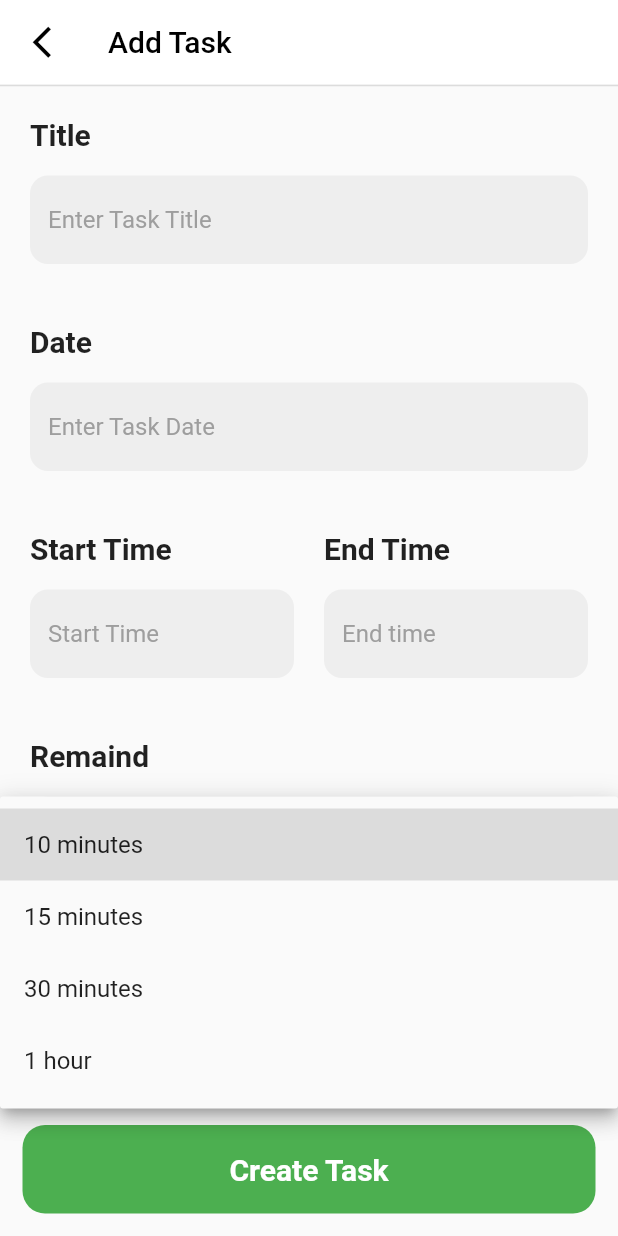
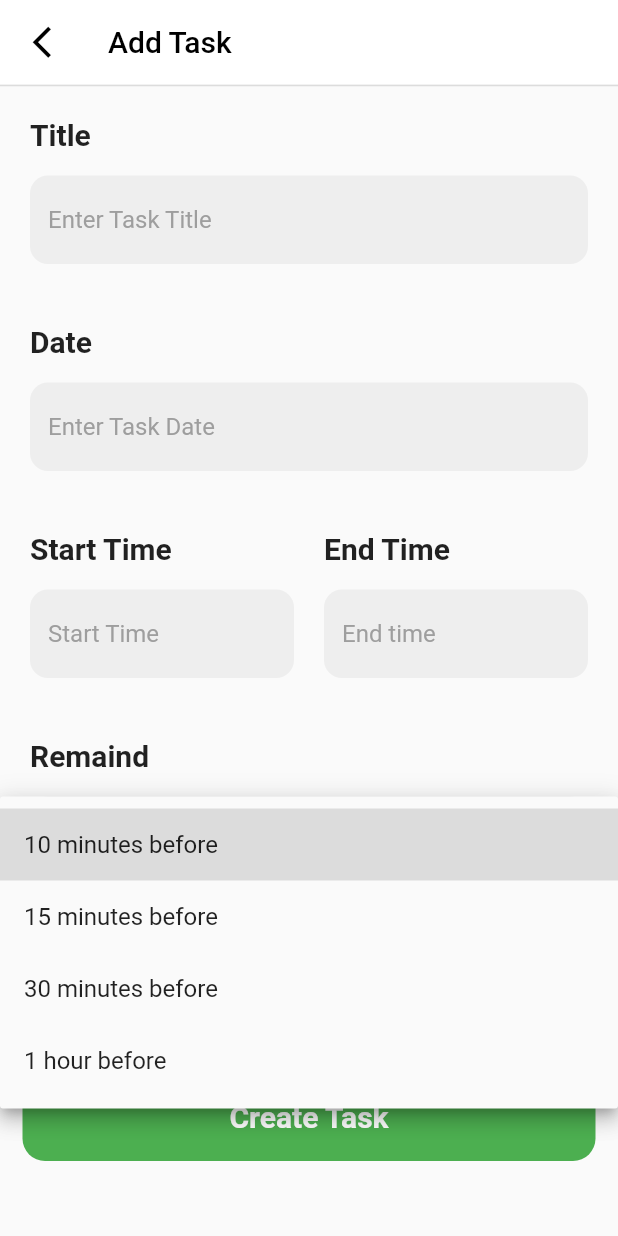
Before and after one commit to MohamedElMelige/projectPhase1, a Flutter app: the AddTask screen opened directly, after a tap on "Remaid", on a phone screen of 412 x 824 dp. Run offline on Flutter 3.47's test engine with Material 2 defaults, Android fonts, the phone set to English and light mode, and no system bars; our stand-ins replace flutter_bloc, sqflite; accounts and stored records are empty.

Commit message:
New Updates

```diff
--- a/lib/layout/add_task.dart
+++ b/lib/layout/add_task.dart
@@ -25,12 +25,13 @@ class _AddTaskState extends State<AddTask> {
   var endTimeController = TextEditingController();
 
   TimeOfDay endTime =TimeOfDay.now();
+  TimeOfDay startTime =TimeOfDay.now();
 
   List<ReminderModel> reminderList = [
-    ReminderModel(reminder: '10 minutes', minutes: 10),
-    ReminderModel(reminder: '15 minutes', minutes: 15),
-    ReminderModel(reminder: '30 minutes', minutes: 30),
-    ReminderModel(reminder: '1 hour', minutes: 60),
+    ReminderModel(reminder: '10 minutes before', minutes: 10),
+    ReminderModel(reminder: '15 minutes before', minutes: 15),
+    ReminderModel(reminder: '30 minutes before', minutes: 30),
+    ReminderModel(reminder: '1 hour before', minutes: 60),
   ];
 
   @override
@@ -61,7 +62,8 @@ class _AddTaskState extends State<AddTask> {
             // TODO: implement listener
           },
           builder: (context, state) {
-            return  Column(
+            return  SingleChildScrollView(
+              child: Column(
                   children: [
                     const Divider(height: 2, thickness: 1),
                     Padding(
@@ -119,7 +121,7 @@ class _AddTaskState extends State<AddTask> {
                                     onTap: () {
                                       showTimePicker(
                                               context: context,
-                                            initialTime: TimeOfDay.now())
+                                              initialTime: startTime)
                                           .then((value) {
                                         startTimeController.text =
                                             value!.format(context);
@@ -151,8 +153,12 @@ class _AddTaskState extends State<AddTask> {
                                               context: context,
                                               initialTime: endTime)
                                           .then((value) {
-                                      endTimeController.text =
-                                          value!.format(context);
+                                            if (value!.hour>startTime.hour && value.minute>startTime.minute) {
+                                              endTimeController.text=value.format(context);
+                                            }  else{
+                                             return 'End time should be greater than start time';
+                                            }
+
                                       });
                                     },
                                     head: 'End Time',
@@ -219,13 +225,14 @@ class _AddTaskState extends State<AddTask> {
                         ),
                       ),
                     ),
-                  const Spacer(),
+                    SizedBox(height: 85,),
                     Container(
                       margin: const EdgeInsets.all(15),
                       width: double.infinity,
                       child: MyButton(text: 'Create Task', onPressed:(){} ,),
                     )
                   ],
+                ),
             );
           },
         ),
```
Lines whose indentation alone changed are shown as unchanged.
